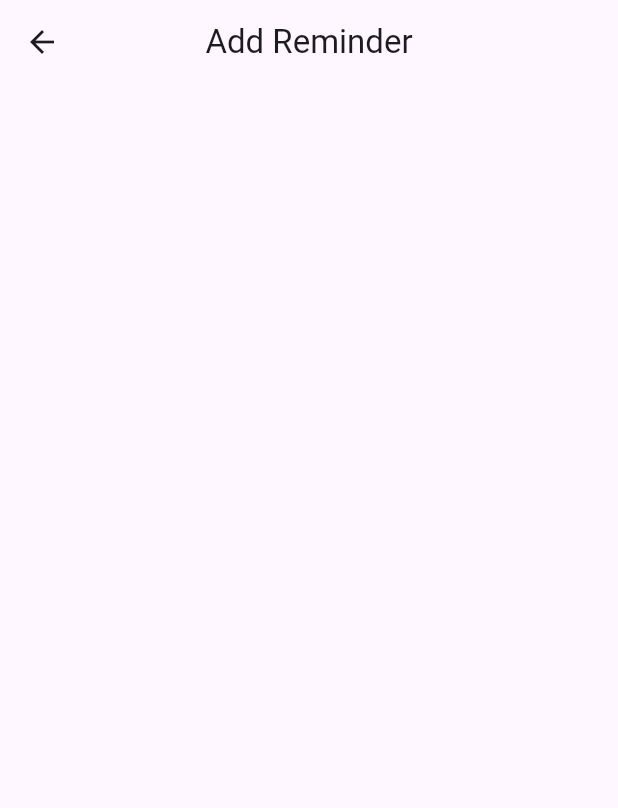
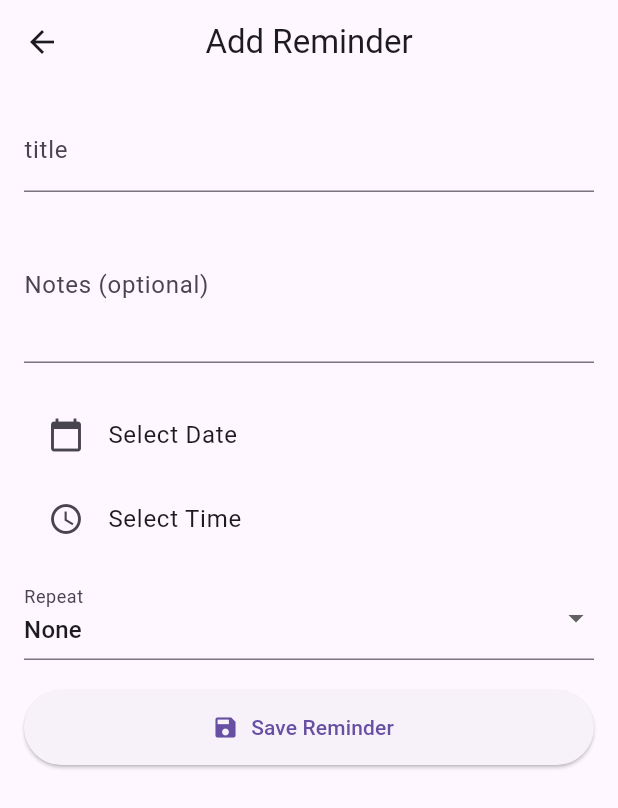
Before and after one commit to AhmadDaneil/reminder_app, a Flutter app: the AddReminder screen opened by its route, on a phone screen of 412 x 824 dp. Shown: the top 808 px of the screen. Run offline on Flutter 3.47's test engine with Material 3 defaults, Android fonts, the phone set to English and light mode, and no system bars; our stand-ins replace flutter_local_notifications, flutter_spinkit, flutter_timezone, rxdart, timezone.

Commit message:
Make input for add reminder, make permission for notification

```diff
--- a/lib/screens/add_reminder.dart
+++ b/lib/screens/add_reminder.dart
@@ -8,6 +8,36 @@ class AddReminder extends StatefulWidget {
 }
 
 class _AddReminderState extends State<AddReminder> {
+  final _titleController = TextEditingController();
+  final _notesController = TextEditingController();
+
+  DateTime? _selectedDate;
+  TimeOfDay? _selectedTime;
+  String? _repeat = 'None';
+
+  Future<void> _pickDate() async{
+    final picked = await showDatePicker(
+      context: context,
+      initialDate: DateTime.now(),
+      firstDate: DateTime.now(),
+      lastDate: DateTime.now(),
+    );
+    if(picked != null) setState(() => _selectedDate = picked);
+  }
+
+  Future<void> _pickTime() async {
+    final picked = await showTimePicker(
+      context: context,
+      initialTime: TimeOfDay.now(),
+      );
+      if(picked !=null) setState(() => _selectedTime = picked);
+  }
+
+  void _saveReminder() {
+    print('Reminder Saved');
+    Navigator.pop(context);
+  }
+
   @override
   Widget build(BuildContext context) {
     return Scaffold(
@@ -15,6 +45,55 @@ class _AddReminderState extends State<AddReminder> {
         title: const Text('Add Reminder'),
         centerTitle: true,
       ),
+
+      body: Padding(
+        padding: const EdgeInsets.all(16.0),
+        child: ListView(
+          children: [
+            TextField(
+              controller: _titleController,
+              decoration: const InputDecoration(labelText: 'title'),
+            ),
+            const SizedBox(height: 10),
+            TextField(
+              controller: _notesController,
+              maxLines: 3,
+              decoration: const InputDecoration(labelText: 'Notes (optional)'),
+            ),
+            const SizedBox(height: 20),
+            ListTile(
+              leading: const Icon(Icons.calendar_today),
+              title: Text(_selectedDate == null
+              ? 'Select Date' : '${_selectedDate!.toLocal()}'.split(' ')[0]),
+              onTap: _pickDate,
+              ),
+              ListTile(
+              leading: const Icon(Icons.access_time),
+              title: Text(_selectedTime == null
+              ? 'Select Time' : _selectedTime!.format(context)),
+              onTap: _pickTime,
+              ),
+              const SizedBox(height: 10),
+              DropdownButtonFormField<String>(
+                value: _repeat,
+                items: ['None', 'Daily', 'Weekly', 'Monthly']
+                .map((value) => DropdownMenuItem(value: value, child: Text(value)))
+                .toList(),
+                onChanged: (val) => setState(() => _repeat = val!),
+                decoration: const InputDecoration(labelText: 'Repeat'),
+                ),
+                const SizedBox(height: 20),
+                ElevatedButton.icon(
+                  onPressed: _saveReminder,
+                  icon: const Icon(Icons.save),
+                  label: const Text('Save Reminder'),
+                  style: ElevatedButton.styleFrom(
+                    minimumSize: const Size.fromHeight(50),
+                  ),
+                ),
+          ],
+        ),
+        ),
     );
   }
 }
--- a/pubspec.yaml
+++ b/pubspec.yaml
@@ -35,6 +35,10 @@ dependencies:
   # Use with the CupertinoIcons class for iOS style icons.
   cupertino_icons: ^1.0.8
   flutter_spinkit: ^5.2.1
+  flutter_local_notifications: ^17.0.0
+  rxdart: ^0.27.1
+  timezone: ^0.9.0
+  flutter_timezone: ^4.1.1
 
 dev_dependencies:
   flutter_test:
```
Also changed, not shown: lib/screens/reminder_list.dart (+6 -1 lines), lib/screens/settings.dart (+6 -1 lines), lib/services/notification_api.dart (added, +110 -0 lines), pubspec.lock, 8 other files.
